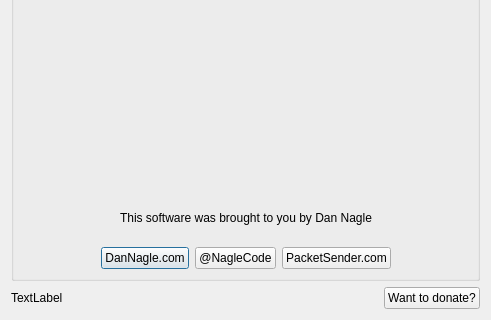
Before: the Qt Designer form src/about.ui in dannagle/PacketSender, drawn with Qt 5; both pictures show x 0 to 491 and y 146 to 466 of the 491 by 466 pixel window.
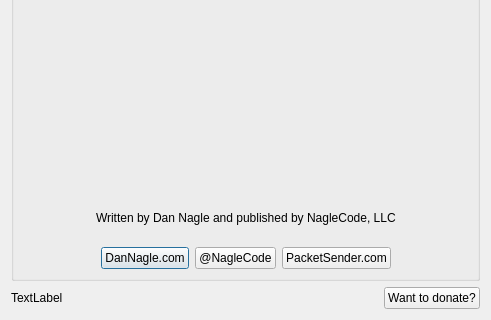
After: the same form once the commit is applied. Icons and pictures are not drawn.

Commit message: Packet Sender now part of NagleCode, LLC

Patch:
```diff
--- a/src/about.ui
+++ b/src/about.ui
@@ -133,7 +133,7 @@
           <item>
            <widget class="QLabel" name="label_4">
             <property name="text">
-             <string>This software was brought to you by Dan Nagle</string>
+             <string>Written by Dan Nagle and published by NagleCode, LLC</string>
             </property>
            </widget>
           </item>
```
The commit also changes 1 other file.
